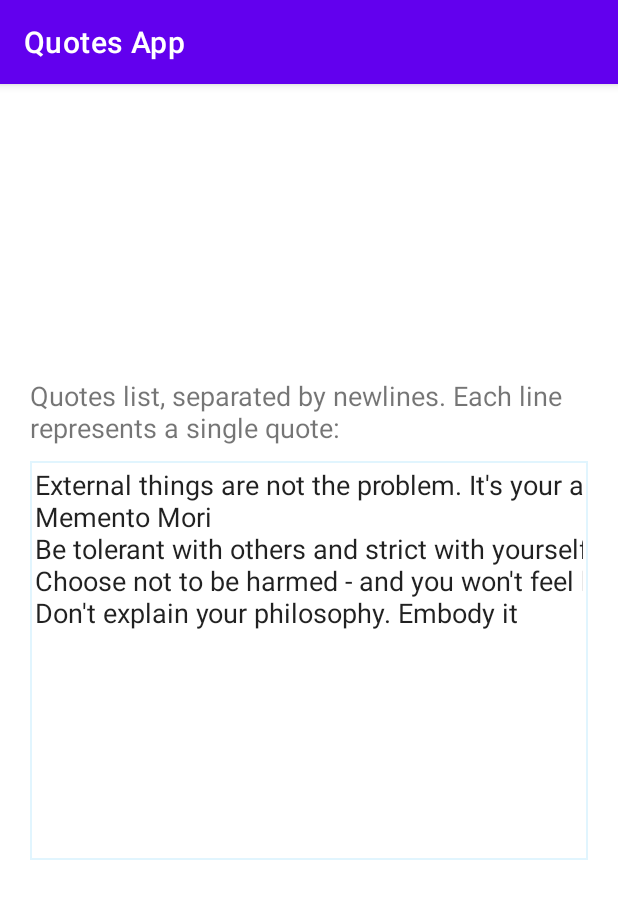
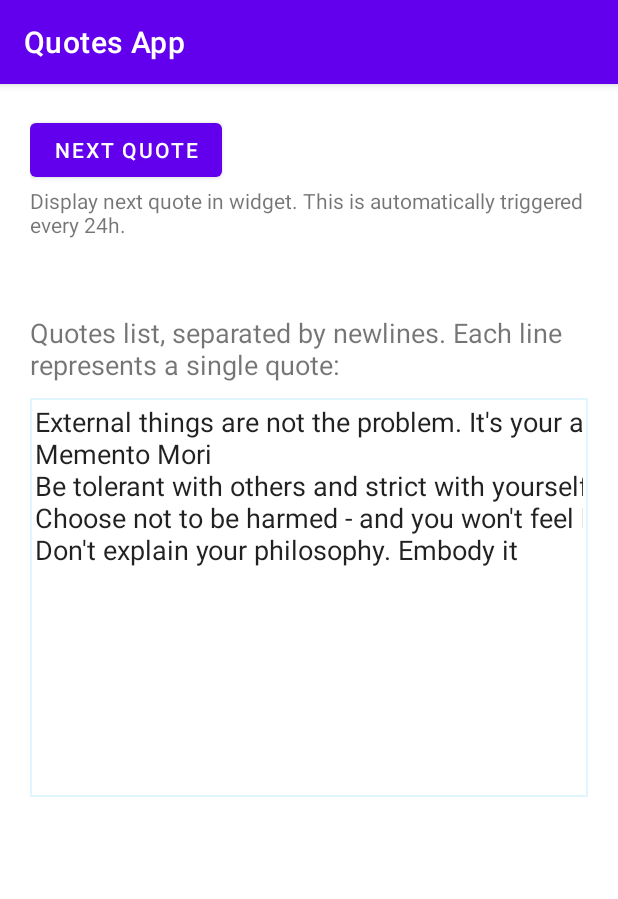
Before and after one commit to dawidowoc/quotes-app, an Android app: the screen it shows after launch (MainActivity), on a phone screen of 412 x 824 dp. Shown: the top 899 px of the screen. Run offline under Robolectric (Android 15) with nearby library versions, the phone set to English and light mode, and no system bars.

Commit message:
Show next quote button by default

```diff
--- a/app/src/main/AndroidManifest.xml
+++ b/app/src/main/AndroidManifest.xml
@@ -23,7 +23,8 @@
 
         <activity
             android:name=".MainActivity"
-            android:exported="true">
+            android:exported="true"
+            android:screenOrientation="portrait">
             <intent-filter>
                 <action android:name="android.intent.action.MAIN" />
 
--- a/app/src/main/java/com/github/dawidowoc/quotesapp/MainActivity.kt
+++ b/app/src/main/java/com/github/dawidowoc/quotesapp/MainActivity.kt
@@ -3,11 +3,9 @@ package com.github.dawidowoc.quotesapp
 import android.os.Bundle
 import android.text.Editable
 import android.text.TextWatcher
-import android.view.View
 import android.widget.Button
 import android.widget.EditText
 import androidx.appcompat.app.AppCompatActivity
-import com.github.dawidowoc.quotesapp.debug.DebugModeService
 import com.github.dawidowoc.quotesapp.quotes.SharedPreferencesQuotesDao
 import com.github.dawidowoc.quotesapp.quotes.deserializeQuotes
 import com.github.dawidowoc.quotesapp.quotes.serializeQuotes
@@ -18,12 +16,7 @@ class MainActivity : AppCompatActivity() {
         super.onCreate(savedInstanceState)
         setContentView(R.layout.activity_main)
 
-        if (DebugModeService().isDebugMode(this)) {
-            val triggerWidgetUpdateButton =
-                findViewById<Button>(R.id.test_trigger_widget_update_button)
-            triggerWidgetUpdateButton.visibility = View.VISIBLE
-            triggerWidgetUpdateButton.setOnClickListener { WidgetUpdater(this).update() }
-        }
+        findViewById<Button>(R.id.next_quote_button).setOnClickListener { WidgetUpdater(this).update() }
 
         val quotesList = findViewById<EditText>(R.id.quotes_list)
         // For some reason this does not work when set in XML
--- a/app/src/main/java/com/github/dawidowoc/quotesapp/widget/WidgetUpdater.kt
+++ b/app/src/main/java/com/github/dawidowoc/quotesapp/widget/WidgetUpdater.kt
@@ -5,9 +5,6 @@ import android.content.ComponentName
 import android.content.Context
 import android.content.Intent
 
-/**
- * For testing purpose only
- */
 class WidgetUpdater(private val context: Context) {
     fun update() {
         val intent = Intent(context, QuotesWidget::class.java)
--- a/app/src/main/res/layout/activity_main.xml
+++ b/app/src/main/res/layout/activity_main.xml
@@ -1,44 +1,43 @@
 <?xml version="1.0" encoding="utf-8"?>
-<androidx.constraintlayout.widget.ConstraintLayout xmlns:android="http://schemas.android.com/apk/res/android"
-    xmlns:app="http://schemas.android.com/apk/res-auto"
-    xmlns:tools="http://schemas.android.com/tools"
+
+<androidx.appcompat.widget.LinearLayoutCompat xmlns:android="http://schemas.android.com/apk/res/android"
+    android:layout_height="match_parent"
     android:layout_width="match_parent"
-    android:layout_height="match_parent"
     android:layout_margin="20dp"
-    tools:context=".MainActivity">
+    android:orientation="vertical">
+
+    <Button
+        android:id="@+id/next_quote_button"
+        android:layout_width="wrap_content"
+        android:layout_height="wrap_content"
+        android:text="@string/next_quote_button_title" />
+
+    <TextView
+        android:layout_width="wrap_content"
+        android:layout_height="wrap_content"
+        android:layout_marginBottom="50dp"
+        android:labelFor="@id/next_quote_button"
+        android:text="@string/next_quote_button_label" />
+
+    <TextView
+        android:id="@+id/textView"
+        android:layout_width="wrap_content"
+        android:layout_height="wrap_content"
+        android:layout_marginBottom="10dp"
+        android:labelFor="@+id/quotes_list"
+        android:text="@string/quotes_list_label"
+        android:textSize="18sp" />
 
     <EditText
         android:id="@+id/quotes_list"
         android:layout_width="match_parent"
         android:layout_height="wrap_content"
         android:background="@drawable/border"
+        android:gravity="top"
         android:imeOptions="flagNoExtractUi"
-        android:gravity="top"
         android:inputType="textMultiLine"
         android:minLines="12"
         android:padding="3dp"
-        android:scrollbars="horizontal|vertical"
-        app:layout_constraintBottom_toBottomOf="parent"
-        app:layout_constraintTop_toTopOf="parent" />
+        android:scrollbars="horizontal|vertical" />
 
-    <TextView
-        android:layout_width="wrap_content"
-        android:layout_height="wrap_content"
-        android:layout_marginBottom="10dp"
-        android:labelFor="@+id/quotes_list"
-        android:text="@string/quotes_list_label"
-        android:textSize="18sp"
-        app:layout_constraintBottom_toTopOf="@+id/quotes_list"
-        app:layout_constraintStart_toStartOf="parent" />
-
-    <Button
-        android:id="@+id/test_trigger_widget_update_button"
-        android:layout_width="wrap_content"
-        android:layout_height="wrap_content"
-        android:text="@string/test_trigger_widget_update"
-        android:visibility="invisible"
-        app:layout_constraintEnd_toEndOf="parent"
-        app:layout_constraintStart_toStartOf="parent"
-        app:layout_constraintTop_toTopOf="parent" />
-
-</androidx.constraintlayout.widget.ConstraintLayout>
+</androidx.appcompat.widget.LinearLayoutCompat>
--- a/app/src/main/res/values/strings.xml
+++ b/app/src/main/res/values/strings.xml
@@ -6,5 +6,6 @@
 
     <string name="quotes_list_label">Quotes list, separated by newlines. Each line represents a single quote:</string>
 
-    <string name="test_trigger_widget_update">Trigger widget update</string>
+    <string name="next_quote_button_title">Next quote</string>
+    <string name="next_quote_button_label">Display next quote in widget. This is automatically triggered every 24h.</string>
 </resources>
```
